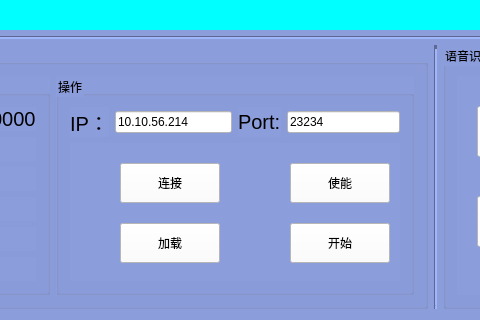
Old version of the form mainwindow.ui in the repository shencanjun/HiropPrizeClaw; both pictures show x 135 to 615 and y 506 to 826 of the 1266 by 826 pixel window.
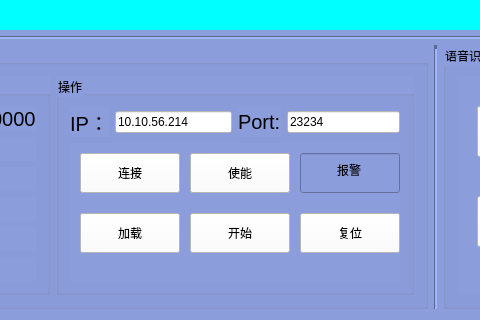
New version of the form.

Commit message: 添加机器人报警

Patch:
```diff
--- a/mainwindow.ui
+++ b/mainwindow.ui
@@ -274,8 +274,8 @@
                     <widget class="QPushButton" name="pushButton_ebnable">
                      <property name="geometry">
                       <rect>
-                       <x>220</x>
-                       <y>20</y>
+                       <x>120</x>
+                       <y>10</y>
                        <width>100</width>
                        <height>40</height>
                       </rect>
@@ -290,8 +290,8 @@
                     <widget class="QPushButton" name="pushButton_start">
                      <property name="geometry">
                       <rect>
-                       <x>220</x>
-                       <y>80</y>
+                       <x>120</x>
+                       <y>70</y>
                        <width>100</width>
                        <height>40</height>
                       </rect>
@@ -306,8 +306,8 @@
                     <widget class="QPushButton" name="pushButton_connectRobot">
                      <property name="geometry">
                       <rect>
-                       <x>50</x>
-                       <y>20</y>
+                       <x>10</x>
+                       <y>10</y>
                        <width>100</width>
                        <height>40</height>
                       </rect>
@@ -322,8 +322,8 @@
                     <widget class="QPushButton" name="pushButton_Load">
                      <property name="geometry">
                       <rect>
-                       <x>50</x>
-                       <y>80</y>
+                       <x>10</x>
+                       <y>70</y>
                        <width>100</width>
                        <height>40</height>
                       </rect>
@@ -335,6 +335,41 @@
                       <string>加载</string>
                      </property>
                     </widget>
+                    <widget class="QLineEdit" name="lineEdit_Msg">
+                     <property name="geometry">
+                      <rect>
+                       <x>230</x>
+                       <y>10</y>
+                       <width>100</width>
+                       <height>40</height>
+                      </rect>
+                     </property>
+                     <property name="text">
+                      <string>报警</string>
+                     </property>
+                     <property name="alignment">
+                      <set>Qt::AlignCenter</set>
+                     </property>
+                     <property name="readOnly">
+                      <bool>true</bool>
+                     </property>
+                    </widget>
+                    <widget class="QPushButton" name="pushButton_clearFault">
+                     <property name="geometry">
+                      <rect>
+                       <x>230</x>
+                       <y>70</y>
+                       <width>100</width>
+                       <height>40</height>
+                      </rect>
+                     </property>
+                     <property name="styleSheet">
+                      <string notr="true">background-color: rgb(255, 255, 255);</string>
+                     </property>
+                     <property name="text">
+                      <string>复位</string>
+                     </property>
+                    </widget>
                    </widget>
                   </item>
                  </layout>
```
Left out of the diff: 38 changed lines with no effect on the pictures. The commit also changes 5 other files.
